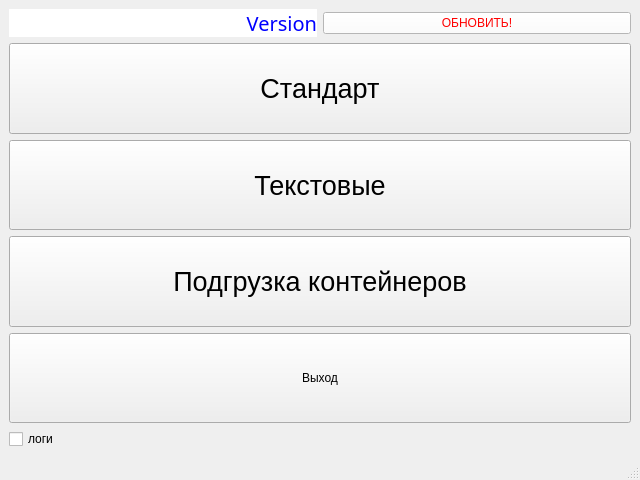
Qt form mainwindow.ui (shurk4/QR) before a commit.
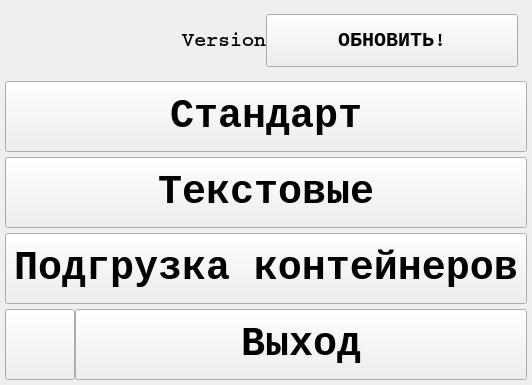
The same form after that commit.

```diff
--- a/mainwindow.ui
+++ b/mainwindow.ui
@@ -6,8 +6,8 @@
    <rect>
     <x>0</x>
     <y>0</y>
-    <width>640</width>
-    <height>480</height>
+    <width>532</width>
+    <height>385</height>
    </rect>
   </property>
   <property name="sizePolicy">
@@ -22,15 +22,43 @@
     <height>16777215</height>
    </size>
   </property>
+  <property name="font">
+   <font>
+    <family>Courier</family>
+    <bold>true</bold>
+   </font>
+  </property>
   <property name="windowTitle">
    <string>Tables to TKS</string>
   </property>
   <widget class="QWidget" name="centralwidget">
    <layout class="QGridLayout" name="gridLayout">
+    <property name="leftMargin">
+     <number>5</number>
+    </property>
+    <property name="topMargin">
+     <number>5</number>
+    </property>
+    <property name="rightMargin">
+     <number>5</number>
+    </property>
+    <property name="bottomMargin">
+     <number>5</number>
+    </property>
+    <property name="spacing">
+     <number>5</number>
+    </property>
     <item row="0" column="0">
      <layout class="QVBoxLayout" name="verticalLayout">
+      <property name="spacing">
+       <number>5</number>
+      </property>
       <item>
+       <widget class="QWidget" name="widgetUpdate" native="true">
        <layout class="QHBoxLayout" name="horizontalLayout">
+         <property name="spacing">
+          <number>0</number>
+         </property>
         <item>
          <widget class="QLabel" name="labelVersion">
           <property name="font">
@@ -38,13 +66,11 @@
             <family>XeniaC</family>
             <pointsize>15</pointsize>
             <italic>false</italic>
-            <bold>false</bold>
+             <bold>true</bold>
            </font>
           </property>
           <property name="styleSheet">
-           <string notr="true">background-color: rgb(255, 255, 255);
-font: 15pt &quot;XeniaC&quot;; 
-color:  rgb(0, 0, 255)</string>
+            <string notr="true"/>
           </property>
           <property name="text">
            <string>Version</string>
@@ -55,11 +81,19 @@
          </widget>
         </item>
         <item>
-         <widget class="QPushButton" name="pushButton_3">
-          <property name="styleSheet">
-           <string notr="true">background-color: rgb(255, 255, 255);
-font: 30pt &quot;XeniaC&quot;; 
-color:  rgb(255, 0, 0)</string>
+          <widget class="QPushButton" name="pushButtonUpdate">
+           <property name="sizePolicy">
+            <sizepolicy hsizetype="Minimum" vsizetype="Expanding">
+             <horstretch>0</horstretch>
+             <verstretch>0</verstretch>
+            </sizepolicy>
+           </property>
+           <property name="font">
+            <font>
+             <family>Courier</family>
+             <pointsize>15</pointsize>
+             <bold>true</bold>
+            </font>
           </property>
           <property name="text">
            <string>ОБНОВИТЬ!</string>
@@ -67,6 +101,7 @@
          </widget>
         </item>
        </layout>
+       </widget>
       </item>
       <item>
        <widget class="QPushButton" name="pushButtonStartBasic">
@@ -78,15 +113,11 @@
         </property>
         <property name="font">
          <font>
-          <family>Segoe UI</family>
-          <pointsize>20</pointsize>
-          <italic>false</italic>
-          <bold>false</bold>
+          <family>Courier</family>
+          <pointsize>30</pointsize>
+          <bold>true</bold>
          </font>
         </property>
-        <property name="styleSheet">
-         <string notr="true">font: 20pt &quot;Segoe UI&quot;</string>
-        </property>
         <property name="text">
          <string>Стандарт</string>
         </property>
@@ -102,7 +133,9 @@
         </property>
         <property name="font">
          <font>
-          <pointsize>20</pointsize>
+          <family>Courier</family>
+          <pointsize>30</pointsize>
+          <bold>true</bold>
          </font>
         </property>
         <property name="text">
@@ -120,7 +153,9 @@
         </property>
         <property name="font">
          <font>
-          <pointsize>20</pointsize>
+          <family>Courier</family>
+          <pointsize>30</pointsize>
+          <bold>true</bold>
          </font>
         </property>
         <property name="text">
@@ -129,6 +164,43 @@
        </widget>
       </item>
       <item>
+       <layout class="QHBoxLayout" name="horizontalLayout_3">
+        <property name="spacing">
+         <number>0</number>
+        </property>
+        <item>
+         <widget class="QPushButton" name="pushButtonLog">
+          <property name="sizePolicy">
+           <sizepolicy hsizetype="Expanding" vsizetype="Expanding">
+            <horstretch>0</horstretch>
+            <verstretch>0</verstretch>
+           </sizepolicy>
+          </property>
+          <property name="maximumSize">
+           <size>
+            <width>70</width>
+            <height>16777215</height>
+           </size>
+          </property>
+          <property name="font">
+           <font>
+            <family>Courier</family>
+            <pointsize>30</pointsize>
+            <bold>true</bold>
+           </font>
+          </property>
+          <property name="toolTip">
+           <string>&lt;html&gt;&lt;head/&gt;&lt;body&gt;&lt;p&gt;Логи&lt;/p&gt;&lt;/body&gt;&lt;/html&gt;</string>
+          </property>
+          <property name="text">
+           <string/>
+          </property>
+          <property name="checkable">
+           <bool>true</bool>
+          </property>
+         </widget>
+        </item>
+        <item>
        <widget class="QPushButton" name="pushButtonExit">
         <property name="sizePolicy">
          <sizepolicy hsizetype="Minimum" vsizetype="Expanding">
@@ -136,8 +208,12 @@
           <verstretch>0</verstretch>
          </sizepolicy>
         </property>
-        <property name="styleSheet">
-         <string notr="true">font: 20pt &quot;Segoe UI&quot;</string>
+          <property name="font">
+           <font>
+            <family>Courier</family>
+            <pointsize>30</pointsize>
+            <bold>true</bold>
+           </font>
         </property>
         <property name="text">
          <string>Выход</string>
@@ -146,26 +222,10 @@
       </item>
      </layout>
     </item>
-    <item row="1" column="0">
-     <widget class="QCheckBox" name="checkBoxLog">
-      <property name="text">
-       <string>логи</string>
-      </property>
-     </widget>
+     </layout>
     </item>
    </layout>
   </widget>
-  <widget class="QStatusBar" name="statusbar"/>
-  <widget class="QMenuBar" name="menubar">
-   <property name="geometry">
-    <rect>
-     <x>0</x>
-     <y>0</y>
-     <width>640</width>
-     <height>22</height>
-    </rect>
-   </property>
-  </widget>
  </widget>
  <resources/>
  <connections/>
```
Left out of the diff: 4 changed lines with no effect on the pictures. Lines whose indentation alone changed are shown as unchanged.
